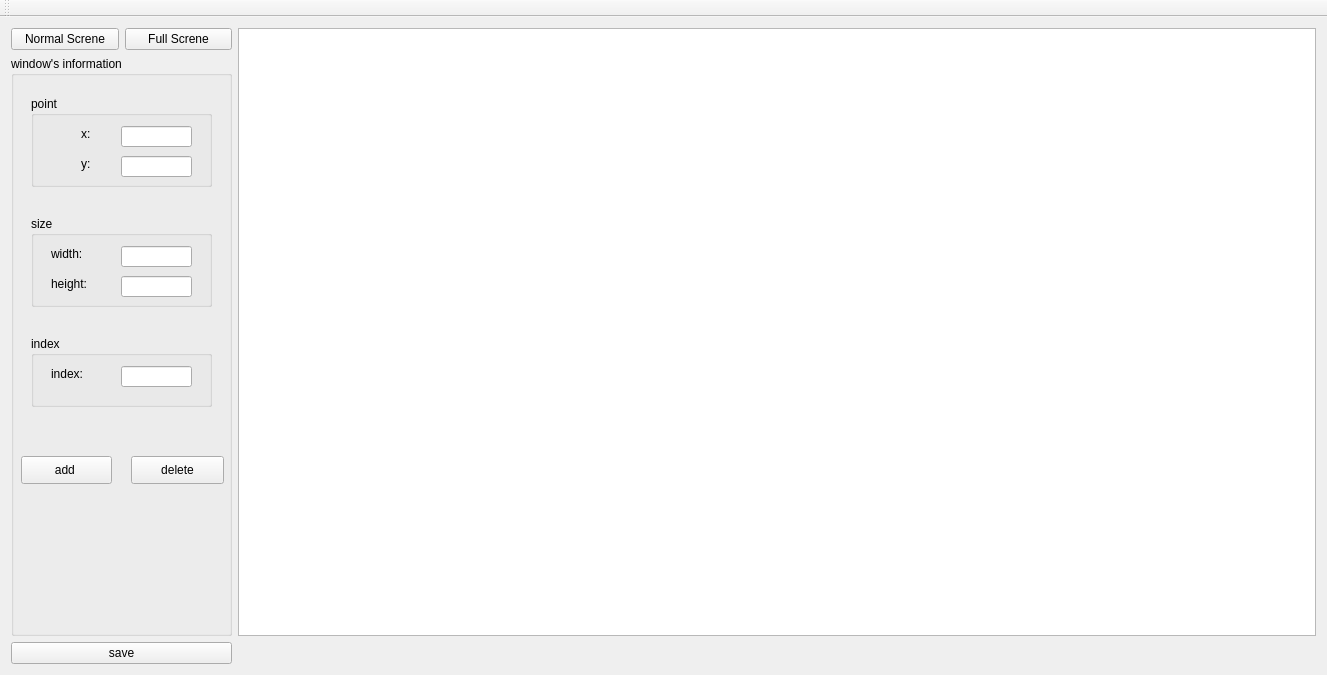
Before: the Qt Designer form LayoutFile/MainEdit.ui in Liubbbb/layout, drawn with Qt 5.
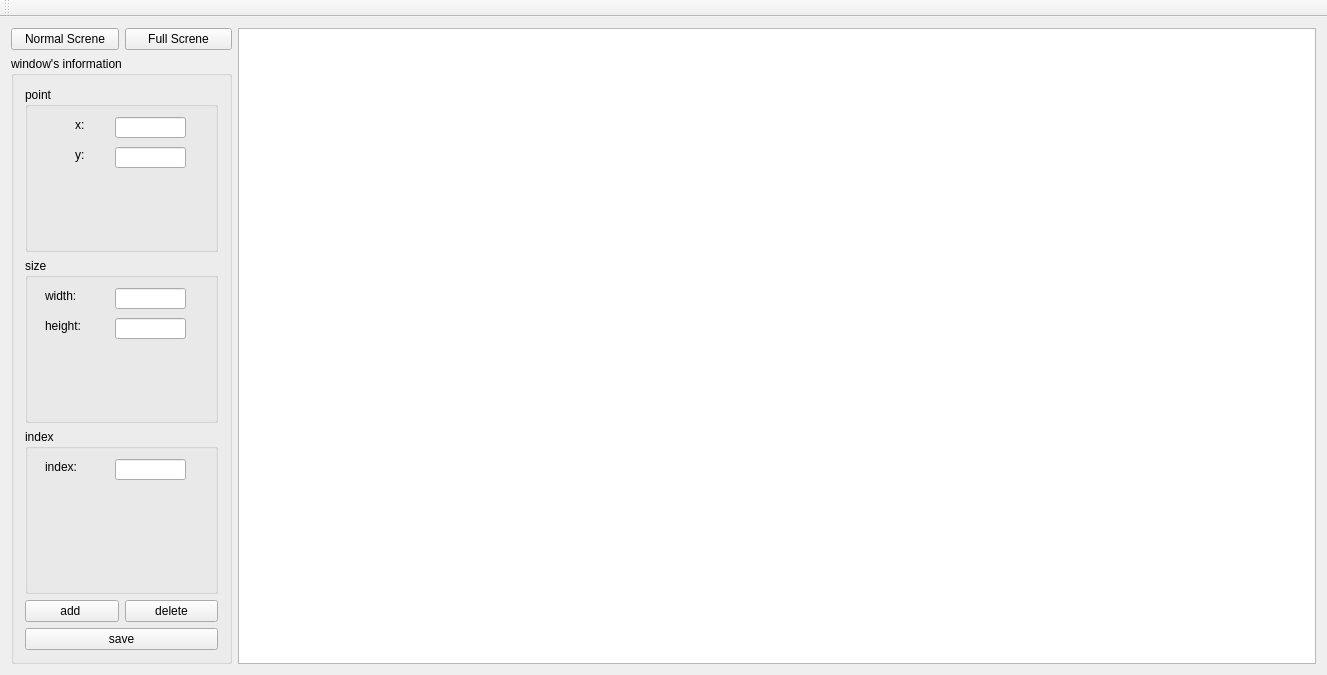
After: the same form once the commit is applied.

```diff
--- a/LayoutFile/MainEdit.ui
+++ b/LayoutFile/MainEdit.ui
@@ -14,7 +14,7 @@
    <string>MainWindow</string>
   </property>
   <widget class="QWidget" name="centralWidget">
-   <layout class="QGridLayout" name="gridLayout">
+   <layout class="QGridLayout" name="gridLayout_2">
     <item row="0" column="0">
      <layout class="QHBoxLayout" name="horizontalLayout">
       <item>
@@ -53,14 +53,50 @@
       <property name="title">
        <string>window's information</string>
       </property>
+      <layout class="QGridLayout" name="gridLayout">
+       <item row="2" column="0" colspan="2">
+        <widget class="QGroupBox" name="groupBox_2">
+         <property name="maximumSize">
+          <size>
+           <width>16777215</width>
+           <height>16777215</height>
+          </size>
+         </property>
+         <property name="title">
+          <string>index</string>
+         </property>
+         <widget class="QLabel" name="label">
+          <property name="geometry">
+           <rect>
+            <x>20</x>
+            <y>30</y>
+            <width>51</width>
+            <height>16</height>
+           </rect>
+          </property>
+          <property name="text">
+           <string>index:</string>
+          </property>
+         </widget>
+         <widget class="QLineEdit" name="indexEdit">
+          <property name="geometry">
+           <rect>
+            <x>90</x>
+            <y>30</y>
+            <width>71</width>
+            <height>21</height>
+           </rect>
+          </property>
+         </widget>
+        </widget>
+       </item>
+       <item row="0" column="0" colspan="2">
       <widget class="QGroupBox" name="groupBox_3">
-       <property name="geometry">
-        <rect>
-         <x>20</x>
-         <y>40</y>
-         <width>181</width>
-         <height>91</height>
-        </rect>
+         <property name="maximumSize">
+          <size>
+           <width>16777215</width>
+           <height>16777215</height>
+          </size>
        </property>
        <property name="title">
         <string>point</string>
@@ -115,14 +151,35 @@
         </property>
        </widget>
       </widget>
+       </item>
+       <item row="3" column="0">
+        <widget class="QPushButton" name="addWindowBtn">
+         <property name="text">
+          <string>add </string>
+         </property>
+        </widget>
+       </item>
+       <item row="3" column="1">
+        <widget class="QPushButton" name="delWindowBtn">
+         <property name="text">
+          <string>delete</string>
+         </property>
+        </widget>
+       </item>
+       <item row="4" column="0" colspan="2">
+        <widget class="QPushButton" name="saveBtn">
+         <property name="text">
+          <string>save</string>
+         </property>
+        </widget>
+       </item>
+       <item row="1" column="0" colspan="2">
       <widget class="QGroupBox" name="groupBox_4">
-       <property name="geometry">
-        <rect>
-         <x>20</x>
-         <y>160</y>
-         <width>181</width>
-         <height>91</height>
-        </rect>
+         <property name="maximumSize">
+          <size>
+           <width>16777215</width>
+           <height>16777215</height>
+          </size>
        </property>
        <property name="title">
         <string>size</string>
@@ -174,75 +231,8 @@
         </property>
        </widget>
       </widget>
-      <widget class="QPushButton" name="addWindowBtn">
-       <property name="geometry">
-        <rect>
-         <x>10</x>
-         <y>400</y>
-         <width>91</width>
-         <height>28</height>
-        </rect>
-       </property>
-       <property name="text">
-        <string>add </string>
-       </property>
-      </widget>
-      <widget class="QPushButton" name="delWindowBtn">
-       <property name="geometry">
-        <rect>
-         <x>120</x>
-         <y>400</y>
-         <width>93</width>
-         <height>28</height>
-        </rect>
-       </property>
-       <property name="text">
-        <string>delete</string>
-       </property>
-      </widget>
-      <widget class="QGroupBox" name="groupBox_2">
-       <property name="geometry">
-        <rect>
-         <x>20</x>
-         <y>280</y>
-         <width>181</width>
-         <height>71</height>
-        </rect>
-       </property>
-       <property name="title">
-        <string>index</string>
-       </property>
-       <widget class="QLabel" name="label">
-        <property name="geometry">
-         <rect>
-          <x>20</x>
-          <y>30</y>
-          <width>51</width>
-          <height>16</height>
-         </rect>
-        </property>
-        <property name="text">
-         <string>index:</string>
-        </property>
-       </widget>
-       <widget class="QLineEdit" name="indexEdit">
-        <property name="geometry">
-         <rect>
-          <x>90</x>
-          <y>30</y>
-          <width>71</width>
-          <height>21</height>
-         </rect>
-        </property>
-       </widget>
-      </widget>
-     </widget>
-    </item>
-    <item row="2" column="0">
-     <widget class="QPushButton" name="pushButton">
-      <property name="text">
-       <string>save</string>
-      </property>
+       </item>
+      </layout>
      </widget>
     </item>
    </layout>
```
Lines whose indentation alone changed are shown as unchanged.
